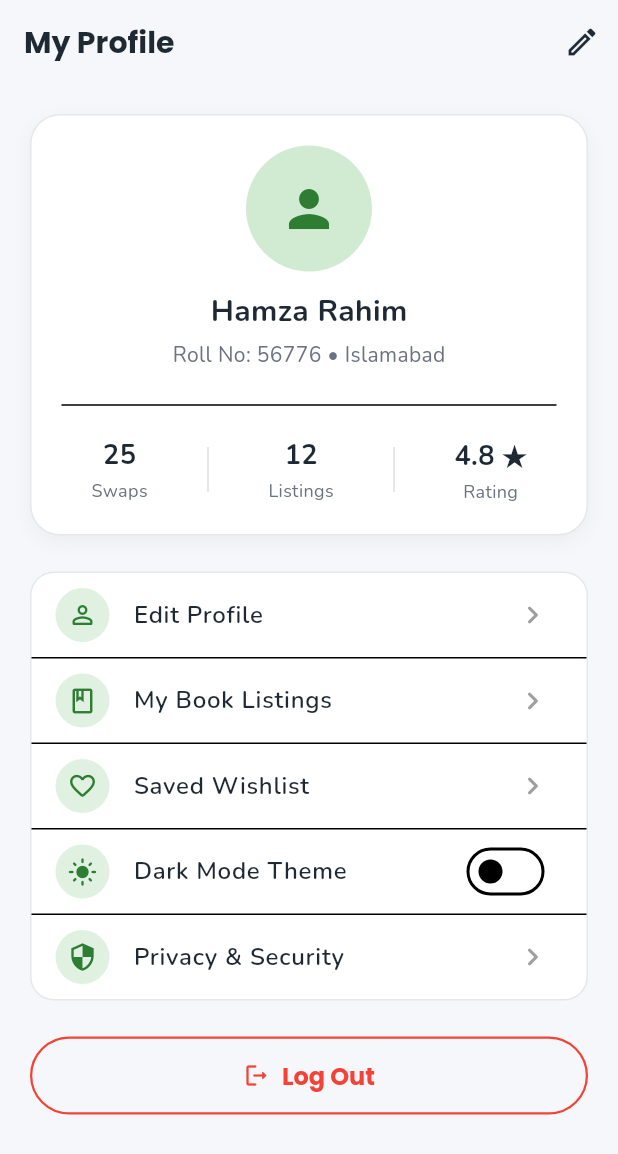
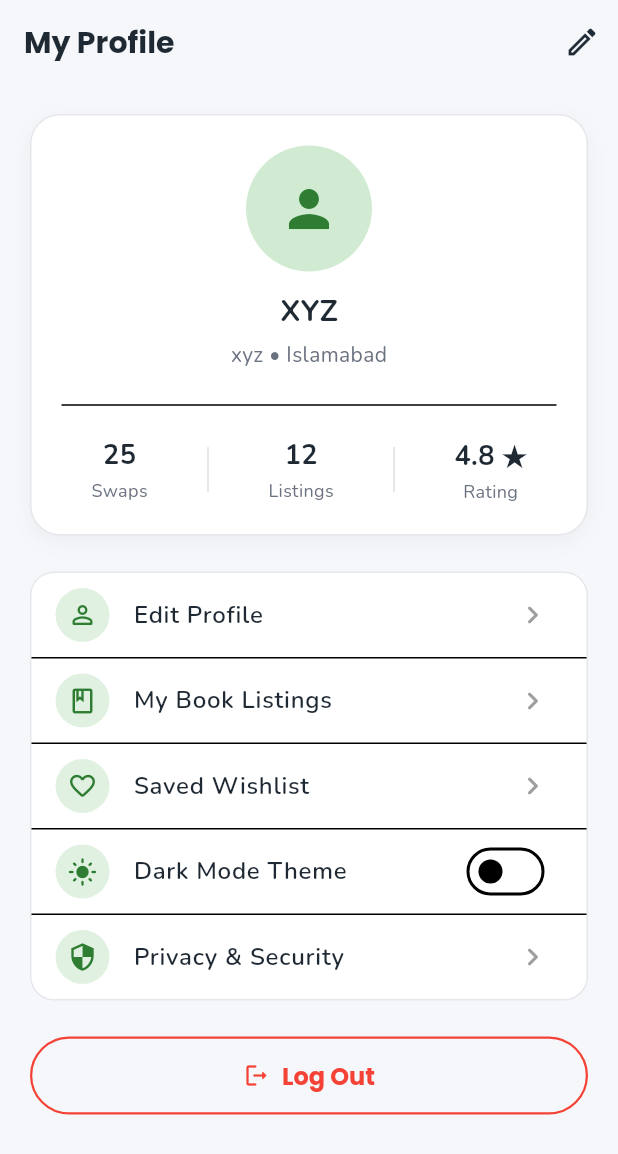
Before and after one commit to 56776-Hamza/Bookswap_Mad_Project_56776, a Flutter app: the ProfileScreen screen opened by its route, on a phone screen of 412 x 824 dp. Shown: the top 1154 px of the screen. Run offline on Flutter 3.47's test engine with Material 3 defaults, Android fonts, the phone set to English and light mode, and no system bars; our stand-ins replace go_router, google_fonts; network calls fail.

Commit message:
Replace profile name and roll number with xyz

```diff
--- a/lib/providers/auth_provider.dart
+++ b/lib/providers/auth_provider.dart
@@ -3,9 +3,9 @@ import '../models/app_user.dart';
 
 class AuthProvider extends ChangeNotifier {
   AppUser _currentUser = AppUser(
-    id: 'u_hamza',
-    name: 'Hamza Rahim',
-    email: 'hamza.rahim@example.com',
+    id: 'u_xyz',
+    name: 'XYZ',
+    email: 'xyz@example.com',
     avatarUrl: 'https://i.pravatar.cc/300?img=11',
     city: 'Islamabad',
     ratingAvg: 4.8,
@@ -21,8 +21,8 @@ class AuthProvider extends ChangeNotifier {
   void login(String email, String password) {
     _isLoggedIn = true;
     _currentUser = AppUser(
-      id: 'u_hamza',
-      name: email.contains('@') ? email.split('@')[0] : 'Hamza Rahim',
+      id: 'u_xyz',
+      name: email.contains('@') ? email.split('@')[0] : 'XYZ',
       email: email,
       avatarUrl: 'https://i.pravatar.cc/300?img=11',
       city: 'Islamabad',
@@ -36,9 +36,9 @@ class AuthProvider extends ChangeNotifier {
   void loginWithGoogle() {
     _isLoggedIn = true;
     _currentUser = AppUser(
-      id: 'u_hamza',
-      name: 'Hamza Rahim',
-      email: 'hamza.google@example.com',
+      id: 'u_xyz',
+      name: 'XYZ',
+      email: 'xyz@example.com',
       avatarUrl: 'https://i.pravatar.cc/300?img=11',
       city: 'Islamabad',
       ratingAvg: 4.8,
--- a/lib/providers/book_provider.dart
+++ b/lib/providers/book_provider.dart
@@ -81,8 +81,8 @@ class BookProvider extends ChangeNotifier {
     ),
     Book(
       id: 'b5',
-      ownerId: 'u_hamza', // User's own book
-      ownerName: 'Hamza Rahim',
+      ownerId: 'u_xyz', // User's own book
+      ownerName: 'XYZ',
       ownerAvatar: 'https://i.pravatar.cc/300?img=11',
       ownerCity: 'Islamabad',
       ownerRating: 4.8,
@@ -117,8 +117,8 @@ class BookProvider extends ChangeNotifier {
     ),
     Book(
       id: 'b7',
-      ownerId: 'u_hamza', // User's own book
-      ownerName: 'Hamza Rahim',
+      ownerId: 'u_xyz', // User's own book
+      ownerName: 'XYZ',
       ownerAvatar: 'https://i.pravatar.cc/300?img=11',
       ownerCity: 'Islamabad',
       ownerRating: 4.8,
@@ -191,19 +191,19 @@ class BookProvider extends ChangeNotifier {
   }
 
   List<Book> get recommendedBooks {
-    return _books.where((b) => b.ownerId != 'u_hamza').take(4).toList();
+    return _books.where((b) => b.ownerId != 'u_xyz').take(4).toList();
   }
 
   List<Book> get nearbyBooks {
-    return _books.where((b) => b.ownerId != 'u_hamza').skip(1).toList();
+    return _books.where((b) => b.ownerId != 'u_xyz').skip(1).toList();
   }
 
   List<Book> get myBooks {
-    return _books.where((b) => b.ownerId == 'u_hamza').toList();
+    return _books.where((b) => b.ownerId == 'u_xyz').toList();
   }
 
   List<Book> get myAvailableBooks {
-    return _books.where((b) => b.ownerId == 'u_hamza' && b.status == 'Available').toList();
+    return _books.where((b) => b.ownerId == 'u_xyz' && b.status == 'Available').toList();
   }
 
   List<Book> get wishlistBooks {
--- a/lib/providers/chat_provider.dart
+++ b/lib/providers/chat_provider.dart
@@ -16,8 +16,8 @@ class ChatProvider extends ChangeNotifier {
       ChatMessage(
         id: 'm2',
         requestId: 'req_4',
-        senderId: 'u_hamza',
-        senderName: 'Hamza Rahim',
+        senderId: 'u_xyz',
+        senderName: 'XYZ',
         text: "Sure! Which book would you like to offer?",
         timestamp: DateTime.now().subtract(const Duration(minutes: 28)),
         isMe: true,
@@ -34,8 +34,8 @@ class ChatProvider extends ChangeNotifier {
       ChatMessage(
         id: 'm4',
         requestId: 'req_4',
-        senderId: 'u_hamza',
-        senderName: 'Hamza Rahim',
+        senderId: 'u_xyz',
+        senderName: 'XYZ',
         text: "That sounds good! Let's meet at F-10 this weekend.",
         timestamp: DateTime.now().subtract(const Duration(minutes: 25)),
         isMe: true,
@@ -53,8 +53,8 @@ class ChatProvider extends ChangeNotifier {
     final newMessage = ChatMessage(
       id: DateTime.now().millisecondsSinceEpoch.toString(),
       requestId: requestId,
-      senderId: 'u_hamza',
-      senderName: 'Hamza Rahim',
+      senderId: 'u_xyz',
+      senderName: 'XYZ',
       text: text.trim(),
       timestamp: DateTime.now(),
       isMe: true,
--- a/lib/providers/swap_provider.dart
+++ b/lib/providers/swap_provider.dart
@@ -9,8 +9,8 @@ class SwapProvider extends ChangeNotifier {
       targetBookTitle: 'Clean Code',
       targetBookAuthor: 'Robert C. Martin',
       targetBookCover: 'https://images.unsplash.com/photo-1532012197267-da84d127e765?auto=format&fit=crop&q=80&w=400',
-      targetOwnerId: 'u_hamza',
-      targetOwnerName: 'Hamza Rahim',
+      targetOwnerId: 'u_xyz',
+      targetOwnerName: 'XYZ',
       requesterId: 'u_ali',
       requesterName: 'Ali Raza',
       requesterAvatar: 'https://i.pravatar.cc/150?img=12',
@@ -28,8 +28,8 @@ class SwapProvider extends ChangeNotifier {
       targetBookTitle: 'The Alchemist',
       targetBookAuthor: 'Paulo Coelho',
       targetBookCover: 'https://images.unsplash.com/photo-1512820790803-83ca734da794?auto=format&fit=crop&q=80&w=400',
-      targetOwnerId: 'u_hamza',
-      targetOwnerName: 'Hamza Rahim',
+      targetOwnerId: 'u_xyz',
+      targetOwnerName: 'XYZ',
       requesterId: 'u_sara',
       requesterName: 'Sara Khan',
       requesterAvatar: 'https://i.pravatar.cc/150?img=9',
@@ -47,8 +47,8 @@ class SwapProvider extends ChangeNotifier {
       targetBookTitle: 'Deep Work',
       targetBookAuthor: 'Cal Newport',
       targetBookCover: 'https://images.unsplash.com/photo-1516979187457-637abb4f9353?auto=format&fit=crop&q=80&w=400',
-      targetOwnerId: 'u_hamza',
-      targetOwnerName: 'Hamza Rahim',
+      targetOwnerId: 'u_xyz',
+      targetOwnerName: 'XYZ',
       requesterId: 'u_hassan',
       requesterName: 'Hassan',
       requesterAvatar: 'https://i.pravatar.cc/150?img=13',
@@ -68,8 +68,8 @@ class SwapProvider extends ChangeNotifier {
       targetBookCover: 'https://images.unsplash.com/photo-1544716278-ca5e3f4abd8c?auto=format&fit=crop&q=80&w=400',
       targetOwnerId: 'u_ayesha',
       targetOwnerName: 'Ayesha Khan',
-      requesterId: 'u_hamza',
-      requesterName: 'Hamza Rahim',
+      requesterId: 'u_xyz',
+      requesterName: 'XYZ',
       requesterAvatar: 'https://i.pravatar.cc/300?img=11',
       offeredBookId: 'b3', // Clean Code
       offeredBookTitle: 'Clean Code',
@@ -84,11 +84,11 @@ class SwapProvider extends ChangeNotifier {
   List<SwapRequest> get allRequests => _requests;
 
   List<SwapRequest> get incomingRequests {
-    return _requests.where((r) => r.targetOwnerId == 'u_hamza').toList();
+    return _requests.where((r) => r.targetOwnerId == 'u_xyz').toList();
   }
 
   List<SwapRequest> get outgoingRequests {
-    return _requests.where((r) => r.requesterId == 'u_hamza').toList();
+    return _requests.where((r) => r.requesterId == 'u_xyz').toList();
   }
 
   SwapRequest? getRequestById(String id) {
--- a/lib/screens/book_details_screen.dart
+++ b/lib/screens/book_details_screen.dart
@@ -279,9 +279,9 @@ class BookDetailsScreen extends StatelessWidget {
           ),
         ),
         child: PrimaryButton(
-          text: book.ownerId == 'u_hamza' ? 'Your Listing' : 'Request Swap',
-          icon: book.ownerId == 'u_hamza' ? Icons.inventory_2_outlined : Icons.swap_horizontal_circle_rounded,
-          onPressed: book.ownerId == 'u_hamza'
+          text: book.ownerId == 'u_xyz' ? 'Your Listing' : 'Request Swap',
+          icon: book.ownerId == 'u_xyz' ? Icons.inventory_2_outlined : Icons.swap_horizontal_circle_rounded,
+          onPressed: book.ownerId == 'u_xyz'
               ? () {}
               : () {
                   context.push('/request-swap/${book.id}');
--- a/lib/screens/profile_screen.dart
+++ b/lib/screens/profile_screen.dart
@@ -76,7 +76,7 @@ class ProfileScreen extends StatelessWidget {
                   ),
                   const SizedBox(height: 4),
                   Text(
-                    'Roll No: 56776 • ${user.city}',
+                    'xyz • ${user.city}',
                     style: TextStyle(
                       fontSize: 14,
                       color: isDark ? AppColors.darkTextSecondary : AppColors.lightTextSecondary,
```
